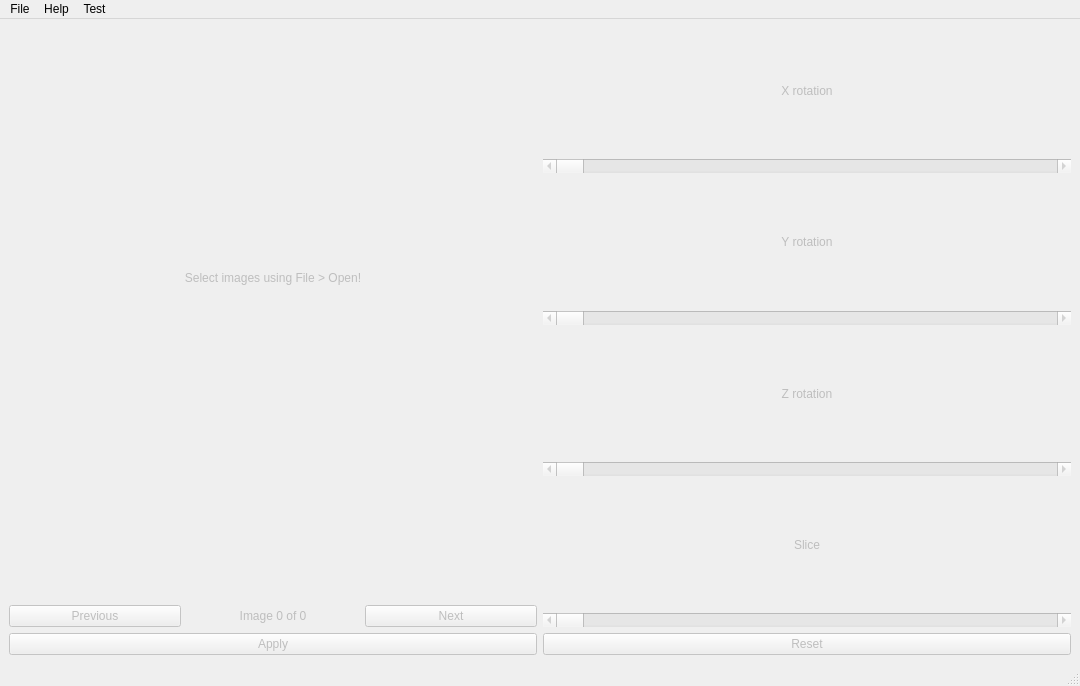
NIRALUser/NeuroRuler, file src/GUI/main.ui: the form before one commit.
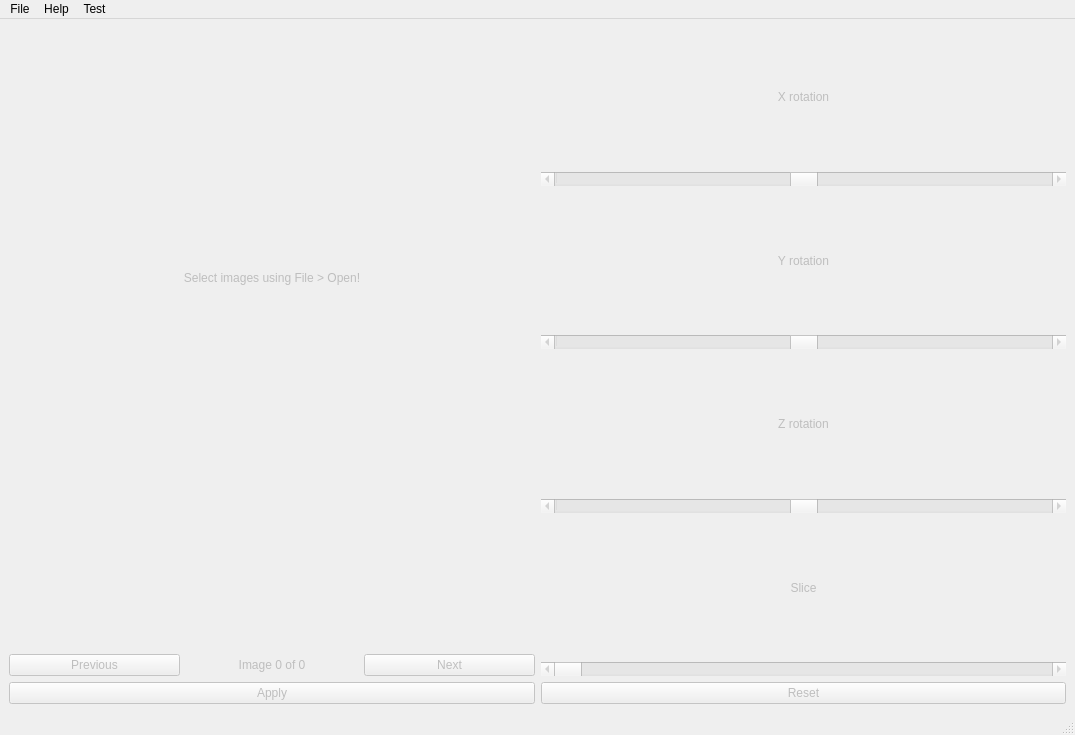
The form after the commit.

The edit to the form file:
```diff
--- a/src/GUI/main.ui
+++ b/src/GUI/main.ui
@@ -6,8 +6,8 @@
    <rect>
     <x>0</x>
     <y>0</y>
-    <width>1080</width>
-    <height>686</height>
+    <width>1075</width>
+    <height>735</height>
    </rect>
   </property>
   <property name="windowTitle">
@@ -148,8 +148,11 @@
         <property name="statusTip">
          <string>Control X rotation value.</string>
         </property>
+        <property name="minimum">
+         <number>-90</number>
+        </property>
         <property name="maximum">
-         <number>180</number>
+         <number>90</number>
         </property>
         <property name="orientation">
          <enum>Qt::Horizontal</enum>
@@ -180,8 +183,11 @@
         <property name="statusTip">
          <string>Control Y rotation value.</string>
         </property>
+        <property name="minimum">
+         <number>-90</number>
+        </property>
         <property name="maximum">
-         <number>180</number>
+         <number>90</number>
         </property>
         <property name="orientation">
          <enum>Qt::Horizontal</enum>
@@ -212,8 +218,11 @@
         <property name="statusTip">
          <string>Control Z rotation value.</string>
         </property>
+        <property name="minimum">
+         <number>-90</number>
+        </property>
         <property name="maximum">
-         <number>180</number>
+         <number>90</number>
         </property>
         <property name="orientation">
          <enum>Qt::Horizontal</enum>
@@ -277,7 +286,7 @@
     <rect>
      <x>0</x>
      <y>0</y>
-     <width>1080</width>
+     <width>1075</width>
      <height>24</height>
     </rect>
    </property>
```
Left out of the diff: 8 changed lines with no effect on the pictures.
